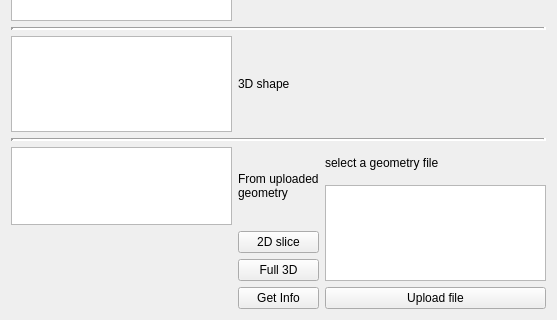
NHERI-SimCenter/CWE-Simulation-Tool, file cwe_guiWidgets/cwe_create_simulation.ui: the form before one commit; both pictures show x 0 to 557 and y 197 to 517 of the 557 by 517 pixel window.
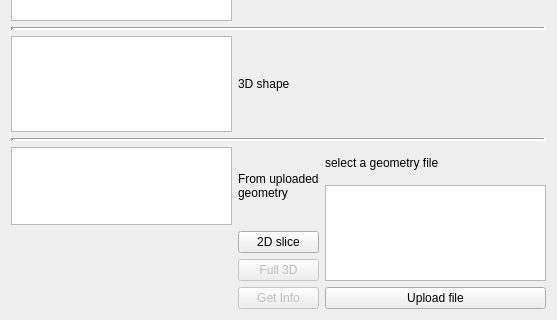
The form after the commit.

What changed in the file:
```diff
--- a/cwe_guiWidgets/cwe_create_simulation.ui
+++ b/cwe_guiWidgets/cwe_create_simulation.ui
@@ -46,6 +46,9 @@
    </item>
    <item row="11" column="1">
     <widget class="QPushButton" name="pushButton_2">
+     <property name="enabled">
+      <bool>false</bool>
+     </property>
      <property name="text">
       <string>Full 3D</string>
      </property>
@@ -53,6 +56,9 @@
    </item>
    <item row="12" column="1">
     <widget class="QPushButton" name="pushButton_3">
+     <property name="enabled">
+      <bool>false</bool>
+     </property>
      <property name="text">
       <string>Get Info</string>
      </property>
```
